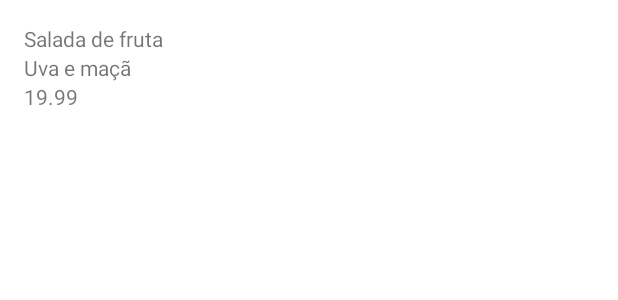
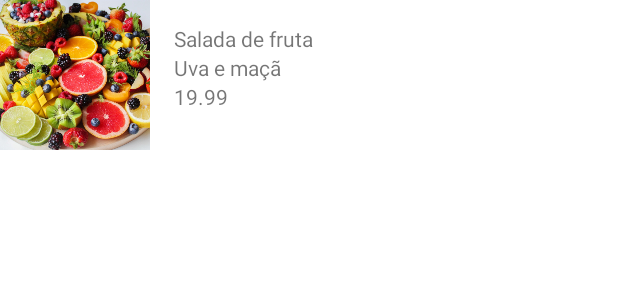
Before and after one commit to PedroSomensi/android-orgs, an Android app built with Jetpack Compose: the layout product_item.xml on its own in the app's theme, with its tools: preview values and no code run, on a phone screen of 412 x 824 dp. Shown: the top 300 px of the screen. Run offline under Robolectric (Android 15) with nearby library versions, the phone set to English and light mode, and no system bars.

Commit message:
added image view in product item activity and added image: produto_1

```diff
--- a/app/src/main/res/layout/product_item.xml
+++ b/app/src/main/res/layout/product_item.xml
@@ -15,18 +15,16 @@
         android:layout_marginStart="16dp"
         android:layout_marginEnd="16dp"
         app:layout_constraintEnd_toEndOf="parent"
-        app:layout_constraintStart_toStartOf="parent"
+        app:layout_constraintStart_toEndOf="@id/imageView"
         app:layout_constraintTop_toTopOf="parent"/>
 
     <TextView
         android:id="@+id/product_item_description"
         android:layout_width="0dp"
         android:layout_height="wrap_content"
-        android:layout_marginStart="16dp"
-        android:layout_marginEnd="16dp"
         tools:text="Uva e maçã"
-        app:layout_constraintEnd_toEndOf="parent"
-        app:layout_constraintStart_toStartOf="parent"
+        app:layout_constraintEnd_toEndOf="@id/product_item_title"
+        app:layout_constraintStart_toStartOf="@id/product_item_title"
         app:layout_constraintTop_toBottomOf="@id/product_item_title" />
 
     <TextView
@@ -34,11 +32,21 @@
         android:layout_width="0dp"
         android:layout_height="wrap_content"
         tools:text="19.99"
-        android:layout_marginStart="16dp"
-        android:layout_marginEnd="16dp"
-        app:layout_constraintEnd_toEndOf="parent"
+        app:layout_constraintEnd_toEndOf="@id/product_item_title"
+        app:layout_constraintStart_toStartOf="@id/product_item_title"
+        app:layout_constraintTop_toBottomOf="@id/product_item_description"/>
+
+    <ImageView
+        android:id="@+id/imageView"
+        android:layout_width="100dp"
+        android:layout_height="100dp"
         app:layout_constraintStart_toStartOf="parent"
-        app:layout_constraintTop_toBottomOf="@id/product_item_description"/>
+        app:layout_constraintTop_toTopOf="parent"
+        app:layout_constraintBottom_toBottomOf="parent"
+        app:layout_constraintEnd_toStartOf="@id/product_item_title"
+        app:srcCompat="@drawable/produto_1"
+        android:scaleType="centerCrop"/>
+
 
 
 </androidx.constraintlayout.widget.ConstraintLayout>
```
Also changed, not shown: app/src/main/res/drawable-ldpi/produto_1.png (added), app/src/main/res/drawable-mdpi/produto_1.png (added), app/src/main/res/drawable-v24/produto_1.png (added), app/src/main/res/drawable-xhdpi/produto_1.png (added), 2 other files.
